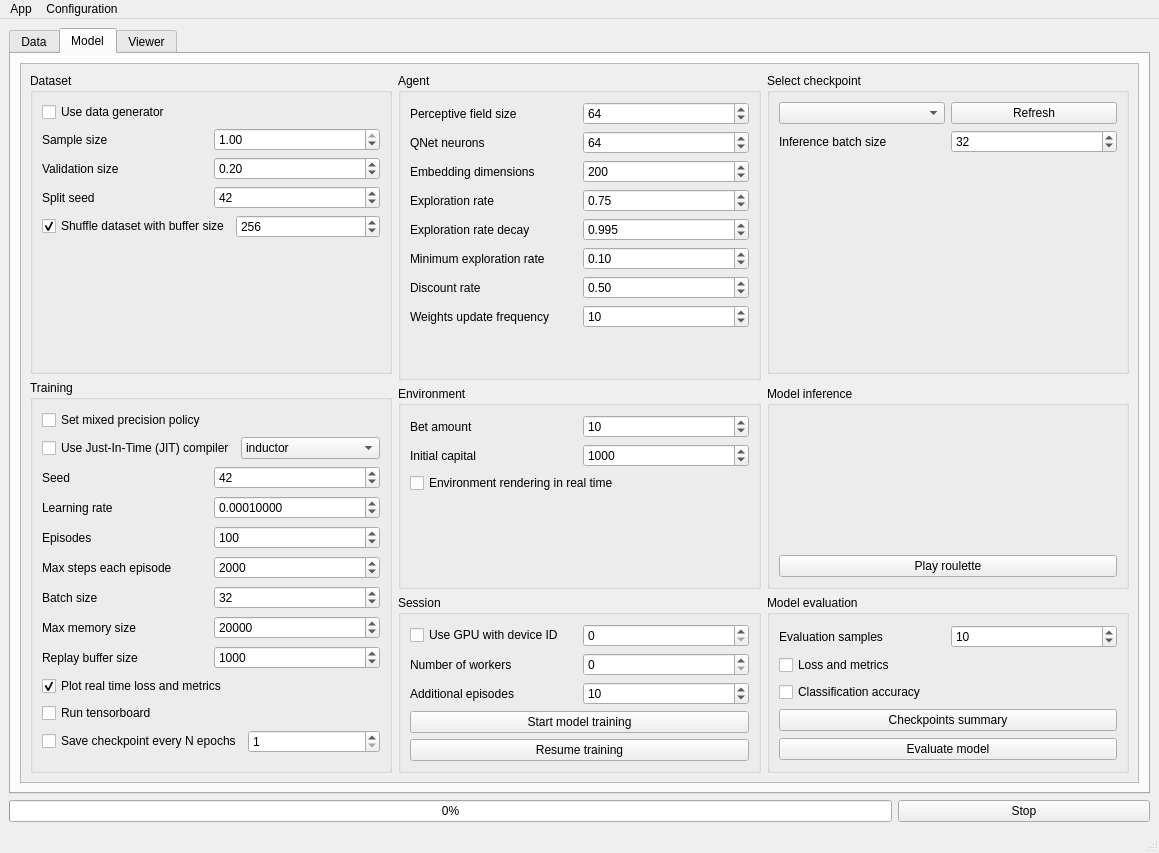
This is FAIRS/app/assets/window_layout.ui in CTCycle/FAIRS-Roulette-Player as Qt 5 draws it before an edit. The edited form follows.
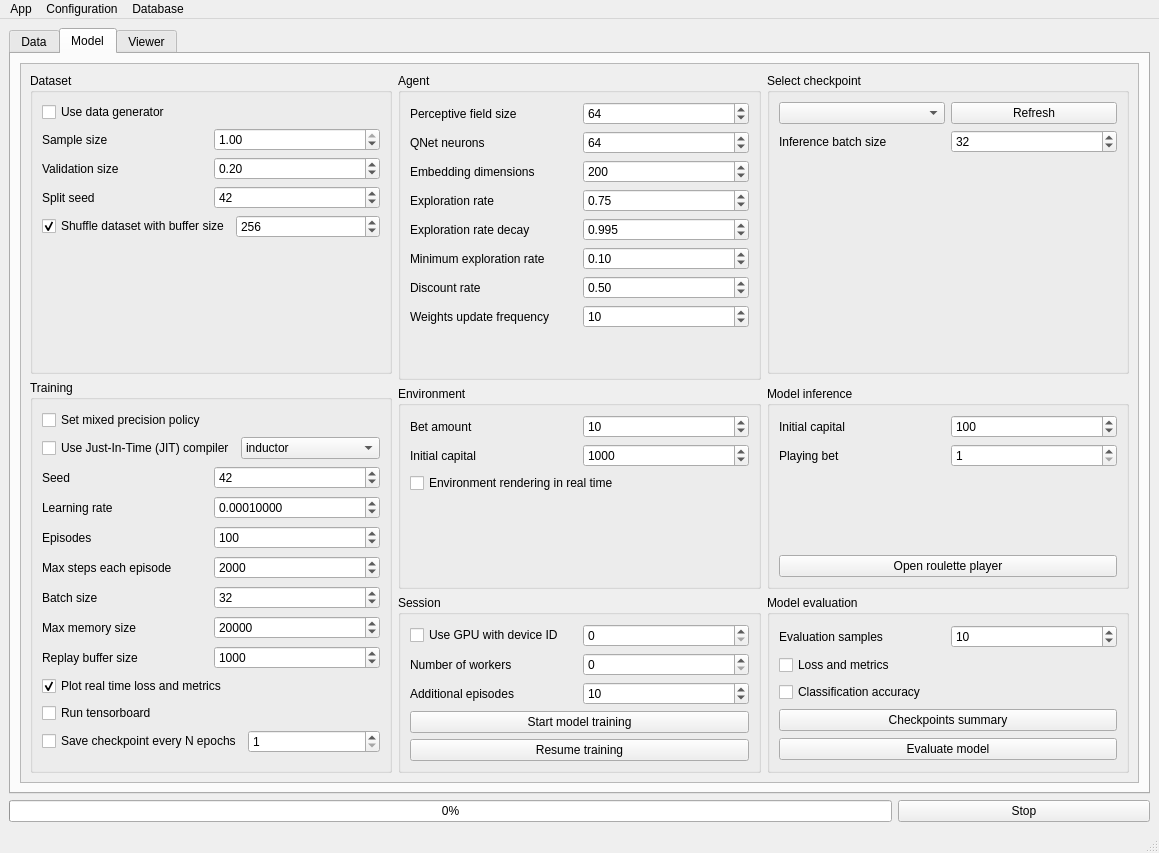
This is the edited form. The open tabs and pages were chosen to show the change.

Commit message: fully fixed real time inference pipeline and database structure

Patch:
```diff
--- a/FAIRS/app/assets/window_layout.ui
+++ b/FAIRS/app/assets/window_layout.ui
@@ -738,7 +738,55 @@
               <property name="title">
                <string>Model inference</string>
               </property>
-              <layout class="QVBoxLayout" name="verticalLayout_15">
+              <layout class="QVBoxLayout" name="verticalLayout_9">
+               <item>
+                <layout class="QHBoxLayout" name="horizontalLayout_36">
+                 <item>
+                  <widget class="QLabel" name="ICILabel">
+                   <property name="text">
+                    <string>Initial capital</string>
+                   </property>
+                  </widget>
+                 </item>
+                 <item>
+                  <widget class="QSpinBox" name="initInferenceCap">
+                   <property name="minimum">
+                    <number>1</number>
+                   </property>
+                   <property name="maximum">
+                    <number>1000000000</number>
+                   </property>
+                   <property name="value">
+                    <number>100</number>
+                   </property>
+                  </widget>
+                 </item>
+                </layout>
+               </item>
+               <item>
+                <layout class="QHBoxLayout" name="horizontalLayout_37">
+                 <item>
+                  <widget class="QLabel" name="PBLabel">
+                   <property name="text">
+                    <string>Playing bet</string>
+                   </property>
+                  </widget>
+                 </item>
+                 <item>
+                  <widget class="QSpinBox" name="playBet">
+                   <property name="minimum">
+                    <number>1</number>
+                   </property>
+                   <property name="maximum">
+                    <number>1000000</number>
+                   </property>
+                   <property name="value">
+                    <number>1</number>
+                   </property>
+                  </widget>
+                 </item>
+                </layout>
+               </item>
                <item>
                 <spacer name="verticalSpacer_3">
                  <property name="orientation">
@@ -755,7 +803,7 @@
                <item>
                 <widget class="QPushButton" name="playRoulette">
                  <property name="text">
-                  <string>Play roulette</string>
+                  <string>Open roulette player</string>
                  </property>
                 </widget>
                </item>
@@ -1213,8 +1261,16 @@
     </property>
     <addaction name="actionReloadApp"/>
    </widget>
+   <widget class="QMenu" name="menuDatabase">
+    <property name="title">
+     <string>Database</string>
+    </property>
+    <addaction name="actionRecreate_database"/>
+    <addaction name="actionExport_all_tables"/>
+   </widget>
    <addaction name="menuMain"/>
    <addaction name="menuConfiguration"/>
+   <addaction name="menuDatabase"/>
   </widget>
   <widget class="QStatusBar" name="statusbar"/>
   <action name="actionSaveConfig">
```
Left out of the diff: 10 changed lines with no effect on the pictures. The commit also changes 16 other files.
